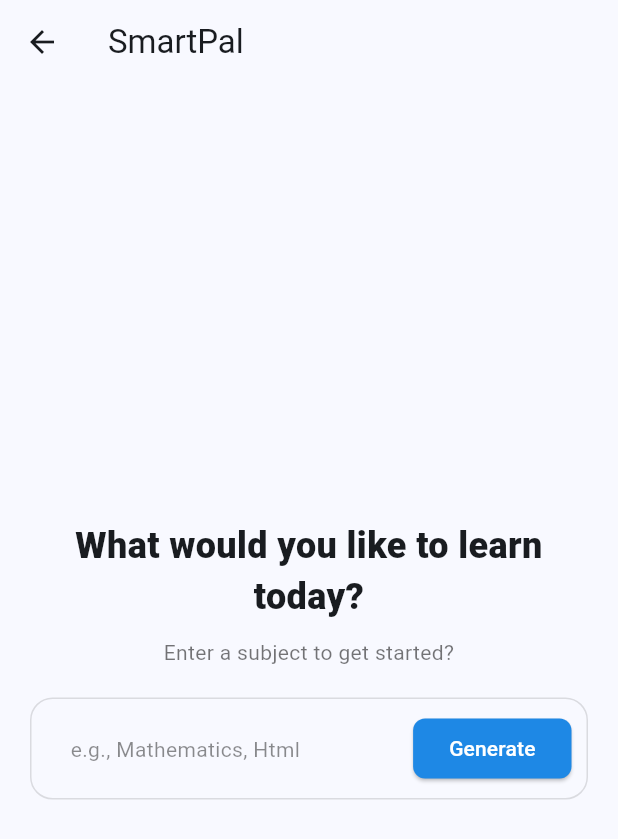
After one commit to DTHarryyy/SmartPal, a Flutter app: the SmartReview screen opened directly, on a phone screen of 412 x 824 dp. The commit adds this screen. Shown: the top 839 px of the screen. Run offline on Flutter 3.47's test engine with Material 3 defaults, Android fonts, the phone set to English and light mode, and no system bars; our stand-ins replace font_awesome_flutter; statements that could not run were skipped.

Commit message:
Add topic generator ui and add a page for Smart Review

```diff
--- a/lib/views/core feature/smart_review/smart_review.dart
+++ b/lib/views/core feature/smart_review/smart_review_widget_tree.dart
@@ -1,4 +1,5 @@
 import 'package:flutter/material.dart';
+import 'package:smartpal/views/core%20feature/smart_review/widgets/generate_topic.dart';
 
 class SmartReview extends StatelessWidget {
   const SmartReview({super.key});
@@ -6,8 +7,8 @@
   @override
   Widget build(BuildContext context) {
     return Scaffold(
-      appBar: AppBar(),
-      body: Center(child: Text('Smart Review')),
+      appBar: AppBar(title: Text("SmartPal")),
+      body: Center(child: GenerateTopic()),
     );
   }
 }
--- /dev/null
+++ b/lib/views/core feature/smart_review/widgets/generate_topic.dart
@@ -0,0 +1,80 @@
+import 'package:flutter/material.dart';
+import 'package:smartpal/views/core%20feature/smart_review/widgets/review_page.dart';
+
+class GenerateTopic extends StatelessWidget {
+  const GenerateTopic({super.key});
+
+  @override
+  Widget build(BuildContext context) {
+    return Container(
+      padding: EdgeInsets.symmetric(horizontal: 20),
+      child: Column(
+        mainAxisAlignment: MainAxisAlignment.center,
+        crossAxisAlignment: CrossAxisAlignment.center,
+        children: [
+          Padding(
+            padding: const EdgeInsets.only(bottom: 10),
+            child: Text(
+              "What would you like to learn today?",
+              textAlign: TextAlign.center,
+              style: TextStyle(fontWeight: FontWeight.w800, fontSize: 24),
+            ),
+          ),
+          Text(
+            "Enter a subject to get started?",
+            textAlign: TextAlign.center,
+            style: TextStyle(
+              fontWeight: FontWeight.w400,
+
+              fontSize: 14,
+              color: Colors.black54,
+            ),
+          ),
+          Container(
+            margin: EdgeInsets.only(top: 20),
+            padding: EdgeInsets.symmetric(horizontal: 10, vertical: 5),
+            decoration: BoxDecoration(
+              border: Border.all(width: 1, color: Colors.black12),
+              borderRadius: BorderRadius.circular(15),
+            ),
+            child: Row(
+              children: [
+                Expanded(
+                  flex: 1,
+                  child: TextField(
+                    decoration: InputDecoration(
+                      hint: Text(
+                        'e.g., Mathematics, Html',
+                        style: TextStyle(color: Colors.black45),
+                      ),
+
+                      border: OutlineInputBorder(borderSide: BorderSide.none),
+                    ),
+                  ),
+                ),
+                ElevatedButton(
+                  onPressed: () {
+                    Navigator.push(
+                      context,
+                      MaterialPageRoute(builder: (context) => ReviewPage()),
+                    );
+                  },
+                  style: ElevatedButton.styleFrom(
+                    backgroundColor: Colors.blue[600],
+                    shape: RoundedRectangleBorder(
+                      borderRadius: BorderRadiusGeometry.circular(8),
+                    ),
+                  ),
+                  child: Text(
+                    'Generate',
+                    style: TextStyle(color: Colors.white),
+                  ),
+                ),
+              ],
+            ),
+          ),
+        ],
+      ),
+    );
+  }
+}
--- /dev/null
+++ b/lib/views/core feature/smart_review/widgets/review_page.dart
@@ -0,0 +1,10 @@
+import 'package:flutter/material.dart';
+
+class ReviewPage extends StatelessWidget {
+  const ReviewPage({super.key});
+
+  @override
+  Widget build(BuildContext context) {
+    return Scaffold(appBar: AppBar());
+  }
+}
--- a/lib/views/widget_tree.dart
+++ b/lib/views/widget_tree.dart
@@ -51,7 +51,7 @@
           ),
           BottomNavigationBarItem(
             icon: Icon(Icons.menu_rounded),
-            label: 'Profile',
+            label: 'Menu',
           ),
         ],
       ),
```
